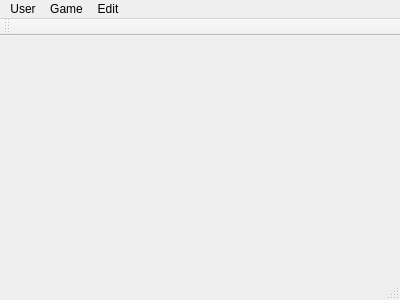
sasmitman/ECE3574HW4, file mainwindow.ui: the form before one commit.
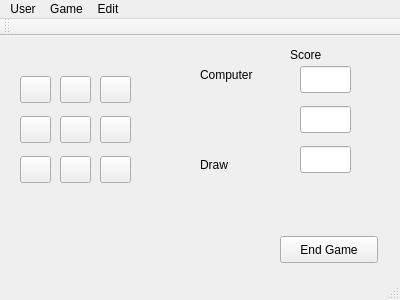
The form after the commit. The open tabs and pages were chosen to show the change.

Diff of the .ui file:
```diff
--- a/mainwindow.ui
+++ b/mainwindow.ui
@@ -483,7 +483,220 @@
       </property>
      </widget>
     </widget>
-    <widget class="QWidget" name="Game"/>
+    <widget class="QWidget" name="Game">
+     <widget class="QLabel" name="label">
+      <property name="geometry">
+       <rect>
+        <x>290</x>
+        <y>10</y>
+        <width>66</width>
+        <height>17</height>
+       </rect>
+      </property>
+      <property name="text">
+       <string>Score</string>
+      </property>
+     </widget>
+     <widget class="QLabel" name="label_2">
+      <property name="geometry">
+       <rect>
+        <x>200</x>
+        <y>30</y>
+        <width>71</width>
+        <height>17</height>
+       </rect>
+      </property>
+      <property name="text">
+       <string>Computer</string>
+      </property>
+     </widget>
+     <widget class="QLabel" name="gameuser">
+      <property name="geometry">
+       <rect>
+        <x>200</x>
+        <y>80</y>
+        <width>71</width>
+        <height>20</height>
+       </rect>
+      </property>
+      <property name="text">
+       <string/>
+      </property>
+     </widget>
+     <widget class="QLabel" name="label_4">
+      <property name="geometry">
+       <rect>
+        <x>200</x>
+        <y>120</y>
+        <width>66</width>
+        <height>17</height>
+       </rect>
+      </property>
+      <property name="text">
+       <string>Draw</string>
+      </property>
+     </widget>
+     <widget class="QLineEdit" name="compscore">
+      <property name="geometry">
+       <rect>
+        <x>300</x>
+        <y>30</y>
+        <width>51</width>
+        <height>27</height>
+       </rect>
+      </property>
+     </widget>
+     <widget class="QLineEdit" name="userscore">
+      <property name="geometry">
+       <rect>
+        <x>300</x>
+        <y>70</y>
+        <width>51</width>
+        <height>27</height>
+       </rect>
+      </property>
+     </widget>
+     <widget class="QLineEdit" name="drawscore">
+      <property name="geometry">
+       <rect>
+        <x>300</x>
+        <y>110</y>
+        <width>51</width>
+        <height>27</height>
+       </rect>
+      </property>
+     </widget>
+     <widget class="QPushButton" name="gameend">
+      <property name="geometry">
+       <rect>
+        <x>280</x>
+        <y>200</y>
+        <width>98</width>
+        <height>27</height>
+       </rect>
+      </property>
+      <property name="text">
+       <string>End Game</string>
+      </property>
+     </widget>
+     <widget class="QPushButton" name="p1">
+      <property name="geometry">
+       <rect>
+        <x>20</x>
+        <y>40</y>
+        <width>31</width>
+        <height>27</height>
+       </rect>
+      </property>
+      <property name="text">
+       <string/>
+      </property>
+     </widget>
+     <widget class="QPushButton" name="p2">
+      <property name="geometry">
+       <rect>
+        <x>60</x>
+        <y>40</y>
+        <width>31</width>
+        <height>27</height>
+       </rect>
+      </property>
+      <property name="text">
+       <string/>
+      </property>
+     </widget>
+     <widget class="QPushButton" name="p3">
+      <property name="geometry">
+       <rect>
+        <x>100</x>
+        <y>40</y>
+        <width>31</width>
+        <height>27</height>
+       </rect>
+      </property>
+      <property name="text">
+       <string/>
+      </property>
+     </widget>
+     <widget class="QPushButton" name="p6">
+      <property name="geometry">
+       <rect>
+        <x>100</x>
+        <y>80</y>
+        <width>31</width>
+        <height>27</height>
+       </rect>
+      </property>
+      <property name="text">
+       <string/>
+      </property>
+     </widget>
+     <widget class="QPushButton" name="p5">
+      <property name="geometry">
+       <rect>
+        <x>60</x>
+        <y>80</y>
+        <width>31</width>
+        <height>27</height>
+       </rect>
+      </property>
+      <property name="text">
+       <string/>
+      </property>
+     </widget>
+     <widget class="QPushButton" name="p4">
+      <property name="geometry">
+       <rect>
+        <x>20</x>
+        <y>80</y>
+        <width>31</width>
+        <height>27</height>
+       </rect>
+      </property>
+      <property name="text">
+       <string/>
+      </property>
+     </widget>
+     <widget class="QPushButton" name="p7">
+      <property name="geometry">
+       <rect>
+        <x>20</x>
+        <y>120</y>
+        <width>31</width>
+        <height>27</height>
+       </rect>
+      </property>
+      <property name="text">
+       <string/>
+      </property>
+     </widget>
+     <widget class="QPushButton" name="p9">
+      <property name="geometry">
+       <rect>
+        <x>100</x>
+        <y>120</y>
+        <width>31</width>
+        <height>27</height>
+       </rect>
+      </property>
+      <property name="text">
+       <string/>
+      </property>
+     </widget>
+     <widget class="QPushButton" name="p8">
+      <property name="geometry">
+       <rect>
+        <x>60</x>
+        <y>120</y>
+        <width>31</width>
+        <height>27</height>
+       </rect>
+      </property>
+      <property name="text">
+       <string/>
+      </property>
+     </widget>
+    </widget>
    </widget>
   </widget>
   <widget class="QMenuBar" name="menuBar">
```
Left out of the diff: 2 changed lines with no effect on the pictures.
